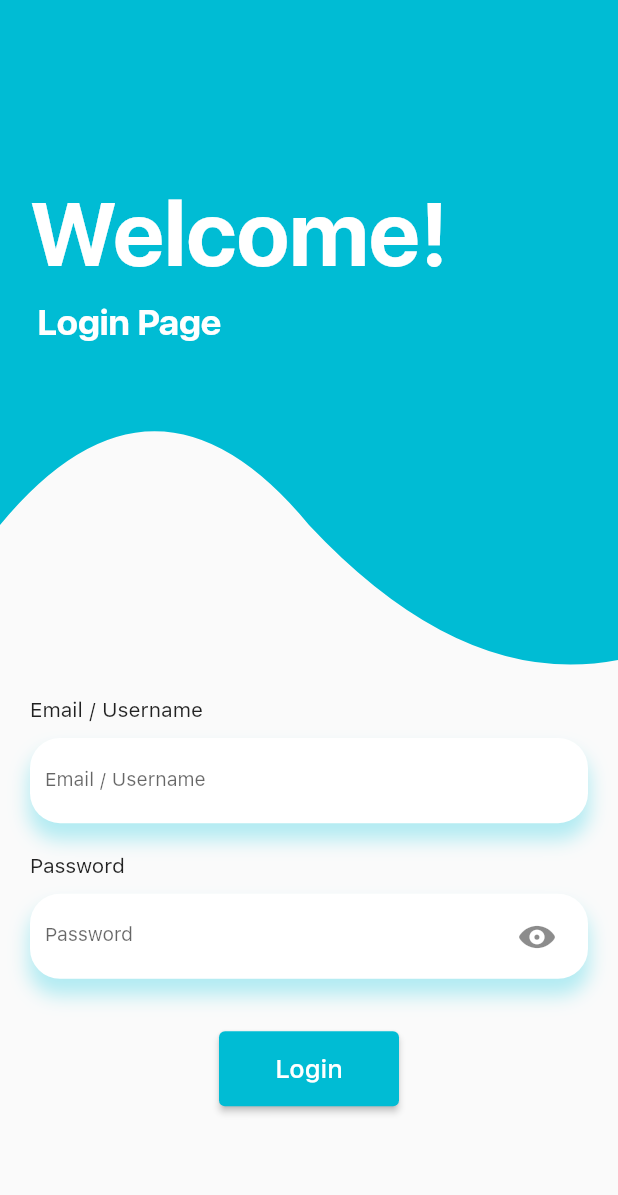
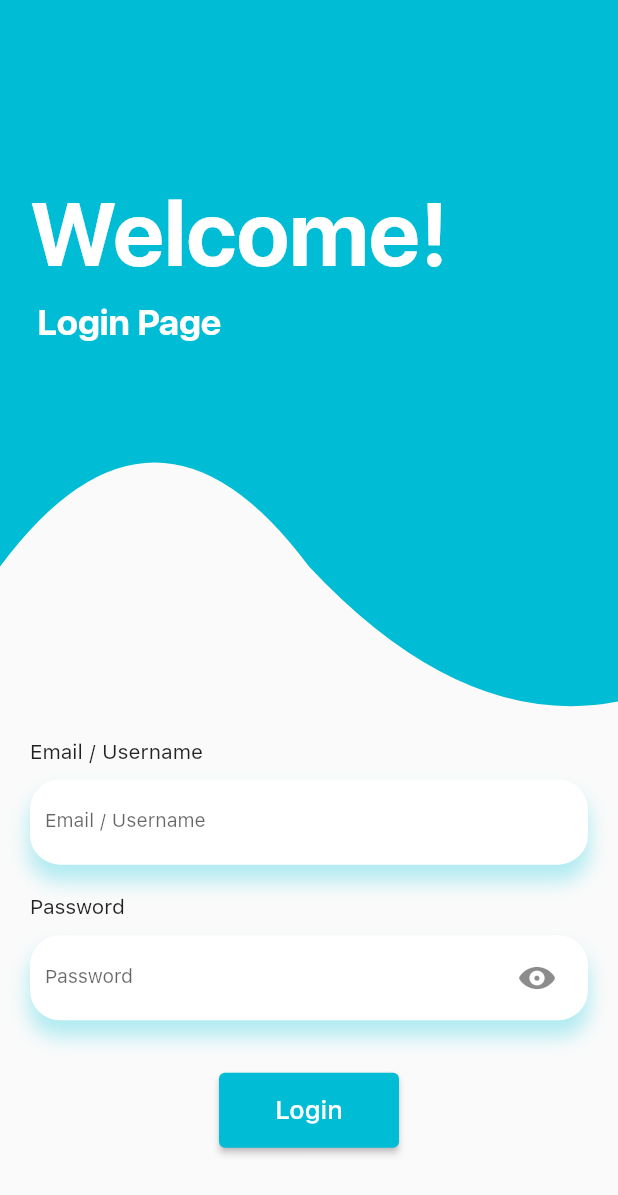
Before and after one commit to ozaenzenzen/flutter-crud-mysql, a Flutter app: the screen it shows after launch, on a phone screen of 412 x 824 dp. Shown: the top 1195 px of the screen. Run offline on Flutter 3.47's test engine with Material 2 defaults, Android fonts, the light colour scheme and no system bars; our stand-ins replace bloc, dio, flutter_screenutil, get, get_storage; project files that could hold a hidden picture were left out.

Commit message:
update screens style

```diff
--- a/lib/screens/adminpage.dart
+++ b/lib/screens/adminpage.dart
@@ -40,12 +40,18 @@ class _AdminPageState extends State<AdminPage> {
                   mainAxisAlignment: MainAxisAlignment.center,
                   children: [
                     ElevatedButton(
+                      style: ElevatedButton.styleFrom(
+                        primary: Colors.cyan,
+                      ),
                       onPressed: () {
                         Get.to(() => HomePage());
                       },
                       child: Text("Halaman Home"),
                     ),
                     ElevatedButton(
+                      style: ElevatedButton.styleFrom(
+                        primary: Colors.cyan,
+                      ),
                       onPressed: () {},
                       child: Text("Daftar Akun Member"),
                     ),
--- a/lib/screens/homepage.dart
+++ b/lib/screens/homepage.dart
@@ -87,6 +87,7 @@ class _HomePageState extends State<HomePage> {
         ),
       ),
       floatingActionButton: FloatingActionButton(
+        backgroundColor: Colors.cyan,
         onPressed: () {
           Get.to(() => AddPage());
         },
--- a/lib/screens/loginpage.dart
+++ b/lib/screens/loginpage.dart
@@ -5,6 +5,7 @@ import 'package:flutter_crud_mysql_1/screens/adminpage.dart';
 import 'package:flutter_crud_mysql_1/screens/homepage.dart';
 import 'package:flutter_crud_mysql_1/services/auth.dart';
 import 'package:flutter_crud_mysql_1/widget/login_alertdialog.dart';
+import 'package:flutter_screenutil/flutter_screenutil.dart';
 import 'package:get/get.dart';
 import 'package:get_storage/get_storage.dart';
 
@@ -68,8 +69,10 @@ class _LoginPageState extends State<LoginPage> {
 
   bool _secureText = true;
 
+
   @override
   Widget build(BuildContext context) {
+  ScreenUtil screenUtil = ScreenUtil();
     return Scaffold(
       body: SingleChildScrollView(
         child: Column(
@@ -83,7 +86,8 @@ class _LoginPageState extends State<LoginPage> {
                     decoration: BoxDecoration(
                       color: Colors.cyan,
                     ),
-                    height: 450,
+                    // height: MediaQuery.of(context).size.height * 0.5,
+                    height: screenUtil.setHeight(400),
                     width: double.infinity,
                   ),
                 ),
```
